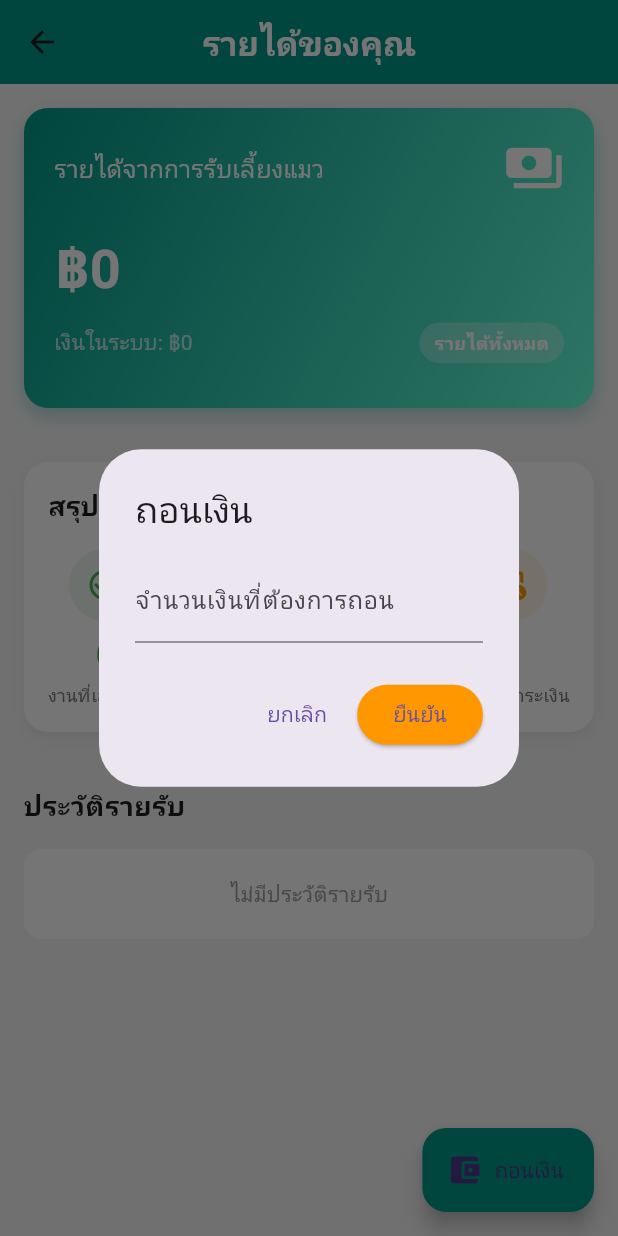
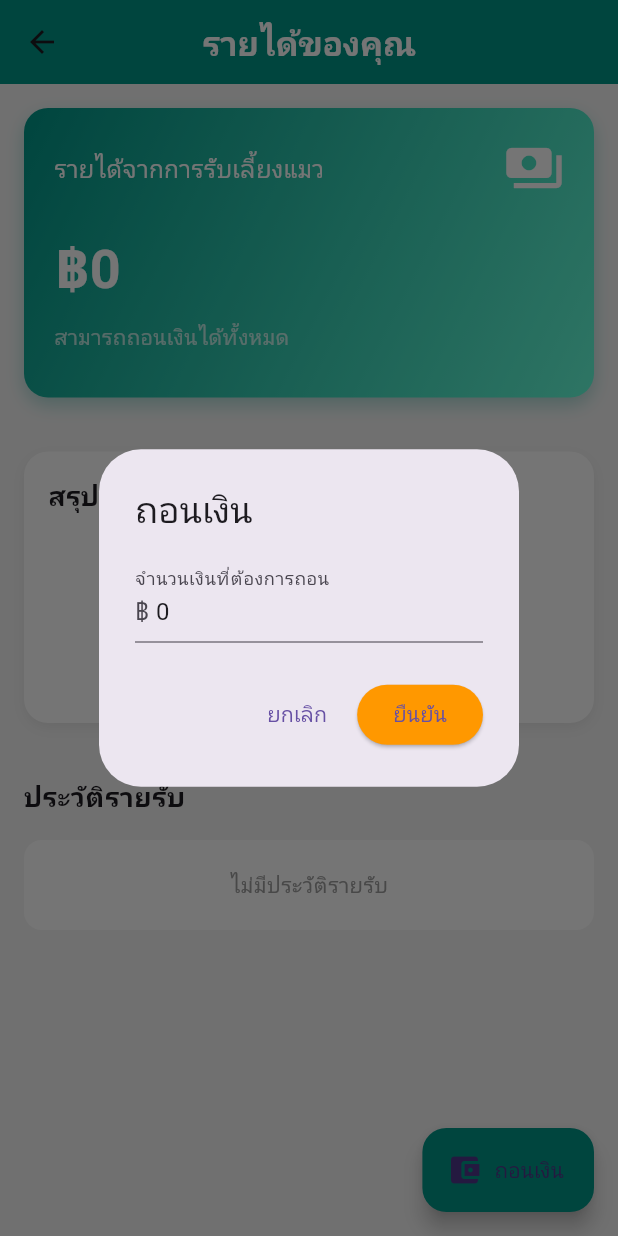
Before and after one commit to Itheans/HH, a Flutter app: the Payment2 screen opened directly, after a tap on "ถอนเงิน", on a phone screen of 412 x 824 dp. Run offline on Flutter 3.47's test engine with Material 3 defaults, Android fonts, the phone set to English and light mode, and no system bars; our stand-ins replace calendar_date_picker2, cloud_firestore, curved_navigation_bar, firebase_auth, firebase_core, firebase_storage and 11 more; missing offline and left inert: flutter_stripe; accounts and stored records are empty.

Commit message:
payment 2
ยังไม่เสร็จ

```diff
--- a/lib/page2.dart/payment2.dart
+++ b/lib/page2.dart/payment2.dart
@@ -27,7 +27,7 @@ class _Payment2State extends State<Payment2> {
   void initState() {
     super.initState();
     _loadUserData();
-    _calculateTotalEarnings(); // เพิ่มการเรียกฟังก์ชันนี้
+    _calculateTotalEarnings(); // ตรวจสอบว่ามีการเรียกใช้ฟังก์ชันนี้
     _loadTransactions();
     _loadPendingPayments();
     _loadCompletedJobs();
@@ -124,6 +124,18 @@ class _Payment2State extends State<Payment2> {
         }
       }
 
+      // อัปเดตค่า wallet ให้เท่ากับรายได้ทั้งหมด
+      wallet = earnings.toStringAsFixed(0);
+
+      // อัปเดต wallet ใน Firestore
+      await _firestore
+          .collection('users')
+          .doc(_currentUser!.uid)
+          .update({'wallet': wallet});
+
+      // อัปเดต SharedPreferences
+      await SharedPreferenceHelper().saveUserWallet(wallet!);
+
       setState(() {
         totalEarnings = earnings;
       });
@@ -218,8 +230,14 @@ class _Payment2State extends State<Payment2> {
   Future<void> _withdrawMoney() async {
     if (_currentUser == null) return;
 
+    // เรียกฟังก์ชันคำนวณรายได้ใหม่ก่อนถอนเงิน
+    await _calculateTotalEarnings();
+
     // แสดงหน้าต่างให้ใส่จำนวนเงินที่ต้องการถอน
     TextEditingController amountController = TextEditingController();
+
+    // ตั้งค่าเริ่มต้นให้เป็นยอดรายได้ทั้งหมด
+    amountController.text = totalEarnings.toStringAsFixed(0);
 
     showDialog(
       context: context,
@@ -254,7 +272,7 @@ class _Payment2State extends State<Payment2> {
                 return;
               }
 
-              if (amount > int.parse(wallet ?? "0")) {
+              if (amount > totalEarnings) {
                 ScaffoldMessenger.of(context).showSnackBar(
                   const SnackBar(content: Text('ยอดเงินไม่เพียงพอ')),
                 );
@@ -278,30 +296,34 @@ class _Payment2State extends State<Payment2> {
     setState(() => isLoading = true);
 
     try {
-      // 1. อัพเดทยอดเงินใน wallet
-      final currentWallet = int.parse(wallet ?? "0");
-      final newWallet = currentWallet - amount;
-
-      if (newWallet < 0) {
+      // ตรวจสอบว่ายอดถอนไม่เกินรายได้ทั้งหมด
+      if (amount > totalEarnings) {
         ScaffoldMessenger.of(context).showSnackBar(
-          const SnackBar(content: Text('Insufficient balance')),
+          const SnackBar(content: Text('ยอดเงินไม่เพียงพอ')),
         );
         setState(() => isLoading = false);
         return;
       }
 
-      wallet = newWallet.toString();
+      // คำนวณยอดเงินใหม่หลังจากถอน
+      double newEarnings = totalEarnings - amount;
+      wallet = newEarnings.toStringAsFixed(0);
 
-      // 2. อัพเดท SharedPreferences
+      // อัปเดต SharedPreferences
       await SharedPreferenceHelper().saveUserWallet(wallet!);
 
-      // 3. อัพเดท Firestore
+      // อัปเดต Firestore
       await _firestore
           .collection('users')
           .doc(_currentUser!.uid)
           .update({'wallet': wallet});
 
-      // 4. บันทึกประวัติการทำธุรกรรม
+      // อัปเดตค่า totalEarnings ในหน้าจอ
+      setState(() {
+        totalEarnings = newEarnings;
+      });
+
+      // บันทึกประวัติการทำธุรกรรม
       await _firestore
           .collection('users')
           .doc(_currentUser!.uid)
@@ -314,7 +336,7 @@ class _Payment2State extends State<Payment2> {
         'description': 'Withdraw to bank account',
       });
 
-      // 5. บันทึกคำขอถอนเงิน
+      // บันทึกคำขอถอนเงิน
       await _firestore.collection('withdrawals').add({
         'userId': _currentUser!.uid,
         'amount': amount,
@@ -322,16 +344,19 @@ class _Payment2State extends State<Payment2> {
         'createdAt': FieldValue.serverTimestamp(),
       });
 
-      // 6. โหลดข้อมูลธุรกรรมใหม่
+      // โหลดข้อมูลธุรกรรมใหม่
       _loadTransactions();
 
-      // 7. แสดงข้อความสำเร็จ
+      // แสดงข้อความสำเร็จ
       ScaffoldMessenger.of(context).showSnackBar(
         SnackBar(
           content: Text('Withdrawal request for ฿$amount submitted'),
           backgroundColor: Colors.green,
         ),
       );
+
+      // กลับไปยังหน้าจัดการการจอง เพื่อให้ข้อมูลอัปเดต
+      Navigator.pop(context);
     } catch (e) {
       print("Error processing withdrawal: $e");
       ScaffoldMessenger.of(context).showSnackBar(
@@ -363,7 +388,7 @@ class _Payment2State extends State<Payment2> {
           : RefreshIndicator(
               onRefresh: () async {
                 await _loadUserData();
-                await _calculateTotalEarnings(); // เพิ่มการเรียกฟังก์ชันนี้
+                await _calculateTotalEarnings(); // ตรวจสอบว่ามีการเรียกใช้ฟังก์ชันนี้
                 await _loadTransactions();
                 await _loadPendingPayments();
                 await _loadCompletedJobs();
@@ -446,33 +471,12 @@ class _Payment2State extends State<Payment2> {
             ),
           ),
           const SizedBox(height: 10),
-          Row(
-            children: [
-              Text(
-                'เงินในระบบ: ฿${wallet ?? "0"}',
-                style: const TextStyle(
-                  color: Colors.white70,
-                  fontSize: 14,
-                ),
-              ),
-              const Spacer(),
-              Container(
-                padding:
-                    const EdgeInsets.symmetric(horizontal: 10, vertical: 5),
-                decoration: BoxDecoration(
-                  color: Colors.white.withOpacity(0.3),
-                  borderRadius: BorderRadius.circular(20),
-                ),
-                child: const Text(
-                  'รายได้ทั้งหมด',
-                  style: TextStyle(
-                    color: Colors.white,
-                    fontSize: 12,
-                    fontWeight: FontWeight.bold,
-                  ),
-                ),
-              ),
-            ],
+          const Text(
+            'สามารถถอนเงินได้ทั้งหมด',
+            style: TextStyle(
+              color: Colors.white70,
+              fontSize: 14,
+            ),
           ),
           const SizedBox(height: 10),
         ],
@@ -499,7 +503,7 @@ class _Payment2State extends State<Payment2> {
         crossAxisAlignment: CrossAxisAlignment.start,
         children: [
           const Text(
-            'สรุปรายได้',
+            'สรุปข้อมูลการจอง',
             style: TextStyle(
               fontSize: 18,
               fontWeight: FontWeight.bold,
@@ -507,19 +511,25 @@ class _Payment2State extends State<Payment2> {
           ),
           const SizedBox(height: 16),
           Row(
-            mainAxisAlignment: MainAxisAlignment.spaceBetween,
+            mainAxisAlignment: MainAxisAlignment.spaceEvenly,
             children: [
               _buildEarningsStat(
-                'งานที่เสร็จแล้ว',
+                'รอยืนยัน',
+                '${pendingPayments.length}',
+                Icons.pending_actions,
+                Colors.orange,
+              ),
+              _buildEarningsStat(
+                'ยอมรับแล้ว',
                 '${completedJobs.length}',
-                Icons.check_circle_outline,
+                Icons.check_circle,
                 Colors.green,
               ),
               _buildEarningsStat(
-                'รอการชำระเงิน',
-                '${pendingPayments.length}',
-                Icons.pending_actions,
-                Colors.orange,
+                'รายได้',
+                '${totalEarnings.toStringAsFixed(0)} ฿',
+                Icons.attach_money,
+                Colors.amber,
               ),
             ],
           ),
```
Also changed, not shown: lib/page2.dart/booking/sitterBookingManagement.dart (+28 -14 lines), lib/page2.dart/homesitter.dart (+90 -0 lines).
